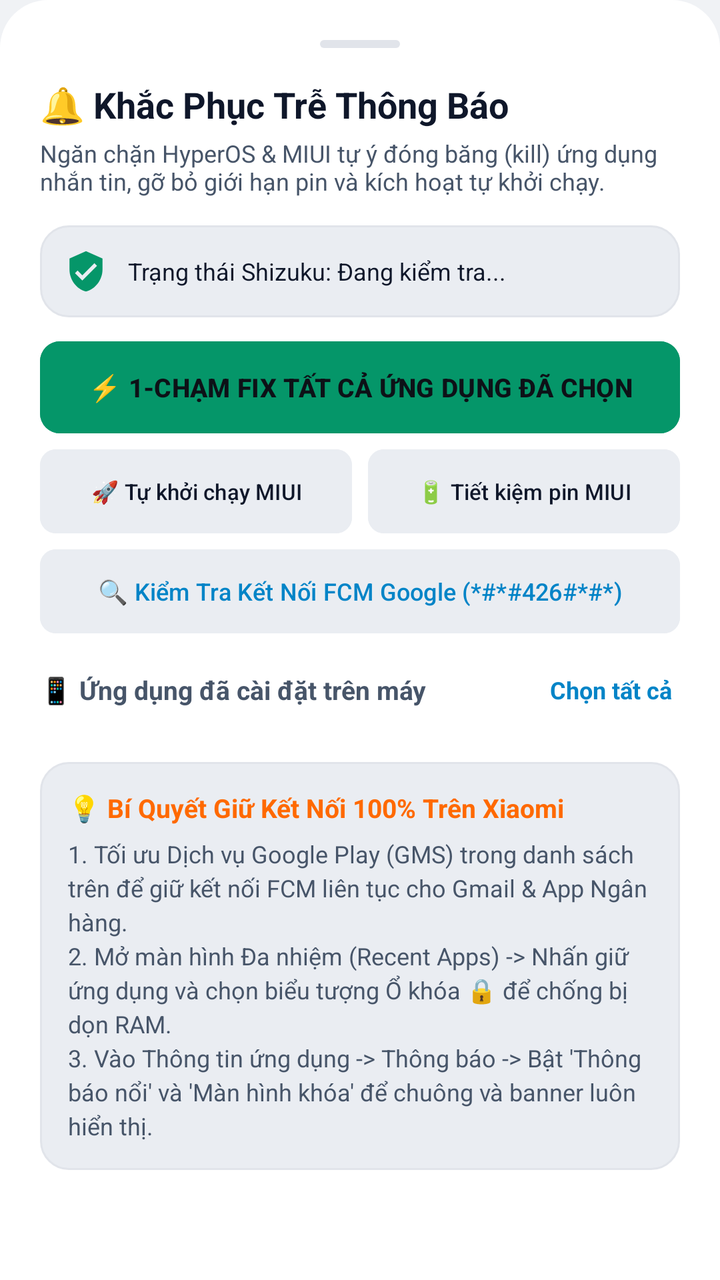
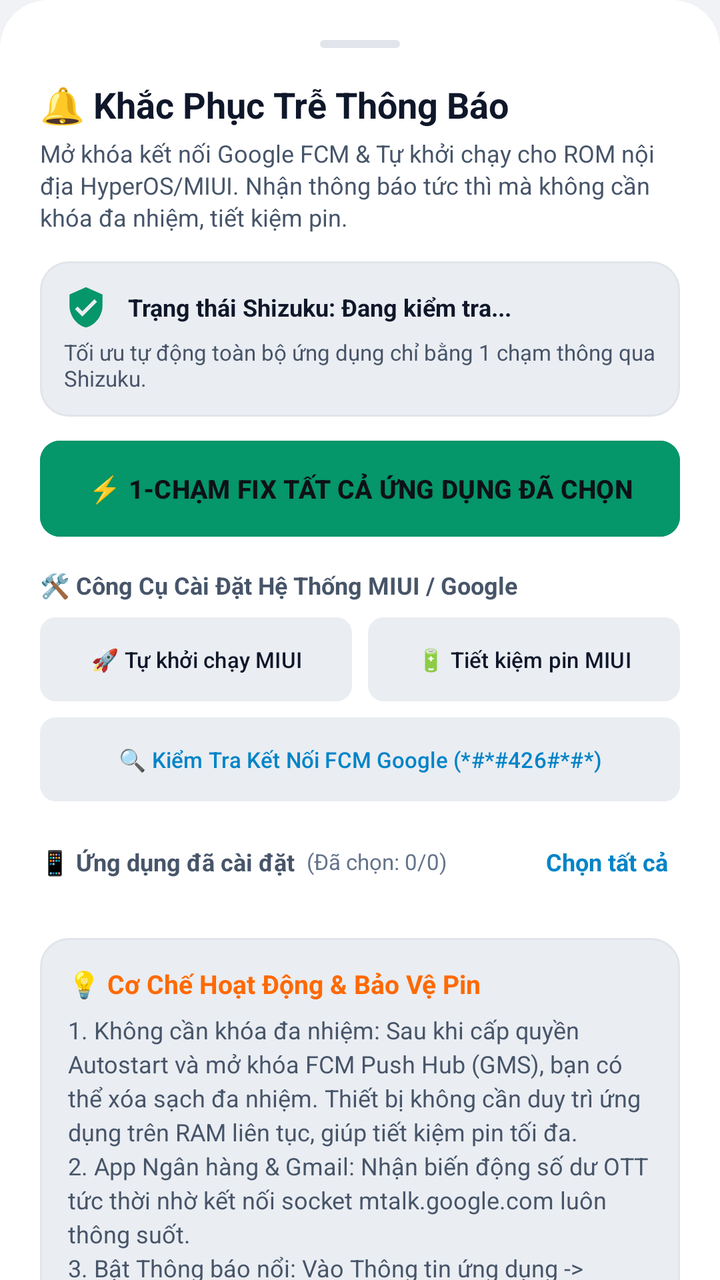

Compare the two renders of this Android layout. The source of the first and the diff that turns it into the second are given below.
<!-- AndroidManifest.xml: application theme Theme.ToolXiaomi -->
<!-- res/layout/bottom_sheet_notif_fix.xml -->
<?xml version="1.0" encoding="utf-8"?>
<androidx.core.widget.NestedScrollView xmlns:android="http://schemas.android.com/apk/res/android"
    xmlns:app="http://schemas.android.com/apk/res-auto"
    android:layout_width="match_parent"
    android:layout_height="wrap_content"
    android:background="@drawable/bg_bottom_sheet"
    android:fillViewport="true"
    android:overScrollMode="never">

    <LinearLayout
        android:layout_width="match_parent"
        android:layout_height="wrap_content"
        android:orientation="vertical"
        android:padding="20dp">

        
        <View
            android:layout_width="40dp"
            android:layout_height="4dp"
            android:layout_gravity="center_horizontal"
            android:layout_marginBottom="16dp"
            android:background="@drawable/bg_drag_handle" />

        <TextView
            android:layout_width="wrap_content"
            android:layout_height="wrap_content"
            android:text="🔔 Khắc Phục Trễ Thông Báo"
            android:textColor="@color/text_primary"
            android:textSize="18sp"
            android:textStyle="bold" />

        <TextView
            android:layout_width="wrap_content"
            android:layout_height="wrap_content"
            android:layout_marginTop="4dp"
            android:text="Ngăn chặn HyperOS &amp; MIUI tự ý đóng băng (kill) ứng dụng nhắn tin, gỡ bỏ giới hạn pin và kích hoạt tự khởi chạy."
            android:textColor="@color/text_secondary"
            android:textSize="12sp" />

        
        <LinearLayout
            android:layout_width="match_parent"
            android:layout_height="wrap_content"
            android:layout_marginTop="14dp"
            android:background="@drawable/bg_card_rounded"
            android:gravity="center_vertical"
            android:orientation="horizontal"
            android:padding="12dp">

            <ImageView
                android:layout_width="22dp"
                android:layout_height="22dp"
                android:src="@drawable/ic_shield_check"
                app:tint="@color/neon_green" />

            <TextView
                android:id="@+id/bs_tv_notif_shizuku_status"
                android:layout_width="0dp"
                android:layout_height="wrap_content"
                android:layout_marginStart="10dp"
                android:layout_weight="1"
                android:text="Trạng thái Shizuku: Đang kiểm tra..."
                android:textColor="@color/text_primary"
                android:textSize="12sp" />
        </LinearLayout>

        
        <com.google.android.material.button.MaterialButton
            android:id="@+id/bs_btn_batch_fix"
            android:layout_width="match_parent"
            android:layout_height="wrap_content"
            android:layout_marginTop="12dp"
            android:minHeight="46dp"
            android:backgroundTint="@color/neon_green"
            android:insetTop="0dp"
            android:insetBottom="0dp"
            android:insetLeft="0dp"
            android:insetRight="0dp"
            android:paddingLeft="10dp"
            android:paddingRight="10dp"
            android:text="⚡ 1-CHẠM FIX TẤT CẢ ỨNG DỤNG ĐÃ CHỌN"
            android:textColor="#0D1117"
            android:textSize="13sp"
            android:textStyle="bold"
            app:cornerRadius="10dp" />

        
        <LinearLayout
            android:layout_width="match_parent"
            android:layout_height="wrap_content"
            android:layout_marginTop="8dp"
            android:orientation="horizontal">

            <com.google.android.material.button.MaterialButton
                android:id="@+id/bs_btn_open_autostart"
                android:layout_width="0dp"
                android:layout_height="wrap_content"
                android:layout_marginEnd="4dp"
                android:layout_weight="1"
                android:minHeight="42dp"
                android:minWidth="0dp"
                android:backgroundTint="@color/card_highlight"
                android:insetTop="0dp"
                android:insetBottom="0dp"
                android:insetLeft="0dp"
                android:insetRight="0dp"
                android:paddingLeft="4dp"
                android:paddingRight="4dp"
                android:maxLines="1"
                android:ellipsize="end"
                android:text="🚀 Tự khởi chạy MIUI"
                android:textColor="@color/text_primary"
                android:textSize="11sp"
                app:cornerRadius="8dp" />

            <com.google.android.material.button.MaterialButton
                android:id="@+id/bs_btn_open_powerkeeper"
                android:layout_width="0dp"
                android:layout_height="wrap_content"
                android:layout_marginStart="4dp"
                android:layout_weight="1"
                android:minHeight="42dp"
                android:minWidth="0dp"
                android:backgroundTint="@color/card_highlight"
                android:insetTop="0dp"
                android:insetBottom="0dp"
                android:insetLeft="0dp"
                android:insetRight="0dp"
                android:paddingLeft="4dp"
                android:paddingRight="4dp"
                android:maxLines="1"
                android:ellipsize="end"
                android:text="🔋 Tiết kiệm pin MIUI"
                android:textColor="@color/text_primary"
                android:textSize="11sp"
                app:cornerRadius="8dp" />
        </LinearLayout>

        <com.google.android.material.button.MaterialButton
            android:id="@+id/bs_btn_open_fcm_diag"
            android:layout_width="match_parent"
            android:layout_height="wrap_content"
            android:layout_marginTop="8dp"
            android:minHeight="42dp"
            android:backgroundTint="@color/card_highlight"
            android:insetTop="0dp"
            android:insetBottom="0dp"
            android:insetLeft="0dp"
            android:insetRight="0dp"
            android:paddingLeft="8dp"
            android:paddingRight="8dp"
            android:text="🔍 Kiểm Tra Kết Nối FCM Google (*#*#426#*#*)"
            android:textColor="@color/neon_cyan"
            android:textSize="12sp"
            app:cornerRadius="8dp" />

        
        <LinearLayout
            android:layout_width="match_parent"
            android:layout_height="wrap_content"
            android:layout_marginTop="16dp"
            android:layout_marginBottom="8dp"
            android:gravity="center_vertical"
            android:orientation="horizontal">

            <TextView
                android:layout_width="0dp"
                android:layout_height="wrap_content"
                android:layout_weight="1"
                android:text="📱 Ứng dụng đã cài đặt trên máy"
                android:textColor="@color/text_secondary"
                android:textSize="13sp"
                android:textStyle="bold" />

            <TextView
                android:id="@+id/bs_tv_select_all"
                android:layout_width="wrap_content"
                android:layout_height="wrap_content"
                android:background="?attr/selectableItemBackground"
                android:clickable="true"
                android:focusable="true"
                android:padding="4dp"
                android:text="Chọn tất cả"
                android:textColor="@color/neon_cyan"
                android:textSize="12sp"
                android:textStyle="bold" />
        </LinearLayout>

        
        <LinearLayout
            android:id="@+id/bs_layout_notif_apps"
            android:layout_width="match_parent"
            android:layout_height="wrap_content"
            android:orientation="vertical" />

        <TextView
            android:id="@+id/bs_tv_notif_empty"
            android:layout_width="match_parent"
            android:layout_height="wrap_content"
            android:layout_marginTop="8dp"
            android:layout_marginBottom="8dp"
            android:gravity="center"
            android:text="Không tìm thấy ứng dụng nhắn tin nào trong danh mục hỗ trợ."
            android:textColor="@color/text_muted"
            android:textSize="12sp"
            android:visibility="gone" />

        
        <LinearLayout
            android:layout_width="match_parent"
            android:layout_height="wrap_content"
            android:layout_marginTop="16dp"
            android:background="@drawable/bg_card_rounded"
            android:orientation="vertical"
            android:padding="14dp">

            <LinearLayout
                android:layout_width="match_parent"
                android:layout_height="wrap_content"
                android:gravity="center_vertical"
                android:orientation="horizontal">

                <TextView
                    android:layout_width="wrap_content"
                    android:layout_height="wrap_content"
                    android:text="💡 Bí Quyết Giữ Kết Nối 100% Trên Xiaomi"
                    android:textColor="@color/mi_orange"
                    android:textSize="13sp"
                    android:textStyle="bold" />
            </LinearLayout>

            <TextView
                android:layout_width="match_parent"
                android:layout_height="wrap_content"
                android:layout_marginTop="6dp"
                android:lineSpacingExtra="3dp"
                android:text="1. Tối ưu Dịch vụ Google Play (GMS) trong danh sách trên để giữ kết nối FCM liên tục cho Gmail &amp; App Ngân hàng.\n2. Mở màn hình Đa nhiệm (Recent Apps) -> Nhấn giữ ứng dụng và chọn biểu tượng Ổ khóa 🔒 để chống bị dọn RAM.\n3. Vào Thông tin ứng dụng -> Thông báo -> Bật 'Thông báo nổi' và 'Màn hình khóa' để chuông và banner luôn hiển thị."
                android:textColor="@color/text_secondary"
                android:textSize="12sp" />
        </LinearLayout>

    </LinearLayout>

</androidx.core.widget.NestedScrollView>
<!-- resources referenced by this layout -->
<resources>
  <color name="card_highlight">#EAEDF2</color>
  <color name="mi_orange">#FF6900</color>
  <color name="neon_cyan">#0284C7</color>
  <color name="neon_green">#059669</color>
  <color name="text_muted">#64748B</color>
  <color name="text_primary">#0F172A</color>
  <color name="text_secondary">#475569</color>
  <!-- drawable bg_bottom_sheet (drawable) -->
  <?xml version="1.0" encoding="utf-8"?>
  <shape xmlns:android="http://schemas.android.com/apk/res/android"
      android:shape="rectangle">
      <solid android:color="@color/card_dark" />
      <corners
          android:topLeftRadius="24dp"
          android:topRightRadius="24dp" />
  </shape>
  <!-- drawable bg_card_rounded (drawable) -->
  <?xml version="1.0" encoding="utf-8"?>
  <shape xmlns:android="http://schemas.android.com/apk/res/android"
      android:shape="rectangle">
      <corners android:radius="14dp" />
      <solid android:color="@color/card_highlight" />
      <stroke
          android:width="1dp"
          android:color="@color/card_dark_stroke" />
  </shape>
  <!-- drawable bg_drag_handle (drawable) -->
  <?xml version="1.0" encoding="utf-8"?>
  <shape xmlns:android="http://schemas.android.com/apk/res/android"
      android:shape="rectangle">
      <solid android:color="@color/card_dark_stroke" />
      <corners android:radius="2dp" />
  </shape>
  <!-- drawable ic_shield_check (drawable) -->
  <vector xmlns:android="http://schemas.android.com/apk/res/android"
      android:width="24dp"
      android:height="24dp"
      android:viewportWidth="24"
      android:viewportHeight="24">
      <path
          android:fillColor="#FFFFFF"
          android:pathData="M12,1L3,5v6c0,5.55 3.84,10.74 9,12 5.16,-1.26 9,-6.45 9,-12V5l-9,-4zm-2,16l-4,-4 1.41,-1.41L10,14.17l6.59,-6.59L18,9l-8,8z" />
  </vector>
  <style name="Theme.ToolXiaomi" parent="Theme.Material3.DayNight.NoActionBar">
          <item name="colorPrimary">@color/mi_orange</item>
          <item name="colorPrimaryVariant">@color/mi_orange_dark</item>
          <item name="colorOnPrimary">#FFFFFF</item>
          <item name="colorSecondaryContainer">@color/card_highlight</item>
          <item name="colorOnSecondaryContainer">@color/mi_orange</item>
          <item name="android:statusBarColor">@color/bg_dark</item>
          <item name="android:navigationBarColor">@color/card_dark</item>
          <item name="android:windowBackground">@color/bg_dark</item>
          <item name="android:windowLightStatusBar" tools:targetApi="m">true</item>
          <item name="android:windowLightNavigationBar" tools:targetApi="o_mr1">true</item>
      </style>
  <color name="card_dark">#FFFFFF</color>
  <color name="card_dark_stroke">#E1E4EA</color>
  <color name="mi_orange_dark">#E55D00</color>
  <color name="bg_dark">#F0F2F5</color>
</resources>

<!-- the commit's change to res/layout/bottom_sheet_notif_fix.xml (unified diff, before → after) -->
@@ -21,6 +21,7 @@
             android:layout_marginBottom="16dp"
             android:background="@drawable/bg_drag_handle" />
 
+        
         <TextView
             android:layout_width="wrap_content"
             android:layout_height="wrap_content"
@@ -33,56 +34,102 @@
             android:layout_width="wrap_content"
             android:layout_height="wrap_content"
             android:layout_marginTop="4dp"
-            android:text="Ngăn chặn HyperOS &amp; MIUI tự ý đóng băng (kill) ứng dụng nhắn tin, gỡ bỏ giới hạn pin và kích hoạt tự khởi chạy."
+            android:lineSpacingExtra="2dp"
+            android:text="Mở khóa kết nối Google FCM &amp; Tự khởi chạy cho ROM nội địa HyperOS/MIUI. Nhận thông báo tức thì mà không cần khóa đa nhiệm, tiết kiệm pin."
             android:textColor="@color/text_secondary"
             android:textSize="12sp" />
 
         
         <LinearLayout
+            android:id="@+id/bs_layout_shizuku_banner"
             android:layout_width="match_parent"
             android:layout_height="wrap_content"
             android:layout_marginTop="14dp"
             android:background="@drawable/bg_card_rounded"
-            android:gravity="center_vertical"
-            android:orientation="horizontal"
+            android:orientation="vertical"
             android:padding="12dp">
 
-            <ImageView
-                android:layout_width="22dp"
-                android:layout_height="22dp"
-                android:src="@drawable/ic_shield_check"
-                app:tint="@color/neon_green" />
-
-            <TextView
-                android:id="@+id/bs_tv_notif_shizuku_status"
-                android:layout_width="0dp"
-                android:layout_height="wrap_content"
-                android:layout_marginStart="10dp"
-                android:layout_weight="1"
-                android:text="Trạng thái Shizuku: Đang kiểm tra..."
-                android:textColor="@color/text_primary"
-                android:textSize="12sp" />
+            <LinearLayout
+                android:layout_width="match_parent"
+                android:layout_height="wrap_content"
+                android:gravity="center_vertical"
+                android:orientation="horizontal">
+
+                <ImageView
+                    android:id="@+id/bs_iv_notif_shizuku_icon"
+                    android:layout_width="22dp"
+                    android:layout_height="22dp"
+                    android:src="@drawable/ic_shield_check"
+                    app:tint="@color/neon_green" />
+
+                <TextView
+                    android:id="@+id/bs_tv_notif_shizuku_status"
+                    android:layout_width="0dp"
+                    android:layout_height="wrap_content"
+                    android:layout_marginStart="10dp"
+                    android:layout_weight="1"
+                    android:text="Trạng thái Shizuku: Đang kiểm tra..."
+                    android:textColor="@color/text_primary"
+                    android:textSize="12sp"
+                    android:textStyle="bold" />
+
+                <com.google.android.material.button.MaterialButton
+                    android:id="@+id/bs_btn_grant_shizuku"
+                    style="@style/Widget.MaterialComponents.Button.TextButton"
+                    android:layout_width="wrap_content"
+                    android:layout_height="32dp"
+                    android:layout_marginStart="6dp"
+                    android:insetTop="0dp"
+                    android:insetBottom="0dp"
+                    android:minWidth="0dp"
+                    android:minHeight="0dp"
+                    android:paddingLeft="8dp"
+                    android:paddingRight="8dp"
+                    android:text="Cấp quyền"
+                    android:textColor="@color/mi_orange"
+                    android:textSize="11sp"
+                    android:textStyle="bold"
+                    android:visibility="gone" />
+            </LinearLayout>
+
+            <TextView
+                android:id="@+id/bs_tv_notif_shizuku_desc"
+                android:layout_width="match_parent"
+                android:layout_height="wrap_content"
+                android:layout_marginTop="4dp"
+                android:text="Tối ưu tự động toàn bộ ứng dụng chỉ bằng 1 chạm thông qua Shizuku."
+                android:textColor="@color/text_secondary"
+                android:textSize="11sp" />
         </LinearLayout>
 
         
         <com.google.android.material.button.MaterialButton
             android:id="@+id/bs_btn_batch_fix"
             android:layout_width="match_parent"
-            android:layout_height="wrap_content"
+            android:layout_height="48dp"
             android:layout_marginTop="12dp"
-            android:minHeight="46dp"
             android:backgroundTint="@color/neon_green"
             android:insetTop="0dp"
             android:insetBottom="0dp"
             android:insetLeft="0dp"
             android:insetRight="0dp"
-            android:paddingLeft="10dp"
-            android:paddingRight="10dp"
+            android:paddingLeft="12dp"
+            android:paddingRight="12dp"
             android:text="⚡ 1-CHẠM FIX TẤT CẢ ỨNG DỤNG ĐÃ CHỌN"
             android:textColor="#0D1117"
             android:textSize="13sp"
             android:textStyle="bold"
             app:cornerRadius="10dp" />
+
+        
+        <TextView
+            android:layout_width="wrap_content"
+            android:layout_height="wrap_content"
+            android:layout_marginTop="16dp"
+            android:text="🛠️ Công Cụ Cài Đặt Hệ Thống MIUI / Google"
+            android:textColor="@color/text_secondary"
+            android:textSize="12sp"
+            android:textStyle="bold" />
 
         
         <LinearLayout
@@ -104,8 +151,8 @@
                 android:insetBottom="0dp"
                 android:insetLeft="0dp"
                 android:insetRight="0dp"
-                android:paddingLeft="4dp"
-                android:paddingRight="4dp"
+                android:paddingLeft="6dp"
+                android:paddingRight="6dp"
                 android:maxLines="1"
                 android:ellipsize="end"
                 android:text="🚀 Tự khởi chạy MIUI"
@@ -126,8 +173,8 @@
                 android:insetBottom="0dp"
                 android:insetLeft="0dp"
                 android:insetRight="0dp"
-                android:paddingLeft="4dp"
-                android:paddingRight="4dp"
+                android:paddingLeft="6dp"
+                android:paddingRight="6dp"
                 android:maxLines="1"
                 android:ellipsize="end"
                 android:text="🔋 Tiết kiệm pin MIUI"
@@ -151,7 +198,7 @@
             android:paddingRight="8dp"
             android:text="🔍 Kiểm Tra Kết Nối FCM Google (*#*#426#*#*)"
             android:textColor="@color/neon_cyan"
-            android:textSize="12sp"
+            android:textSize="11sp"
             app:cornerRadius="8dp" />
 
         
@@ -164,13 +211,22 @@
             android:orientation="horizontal">
 
             <TextView
+                android:layout_width="wrap_content"
+                android:layout_height="wrap_content"
+                android:text="📱 Ứng dụng đã cài đặt"
+                android:textColor="@color/text_secondary"
+                android:textSize="12sp"
+                android:textStyle="bold" />
+
+            <TextView
+                android:id="@+id/bs_tv_notif_selected_count"
                 android:layout_width="0dp"
                 android:layout_height="wrap_content"
+                android:layout_marginStart="6dp"
                 android:layout_weight="1"
-                android:text="📱 Ứng dụng đã cài đặt trên máy"
-                android:textColor="@color/text_secondary"
-                android:textSize="13sp"
-                android:textStyle="bold" />
+                android:text="(Đã chọn: 0/0)"
+                android:textColor="@color/text_muted"
+                android:textSize="11sp" />
 
             <TextView
                 android:id="@+id/bs_tv_select_all"
@@ -179,7 +235,7 @@
                 android:background="?attr/selectableItemBackground"
                 android:clickable="true"
                 android:focusable="true"
-                android:padding="4dp"
+                android:padding="6dp"
                 android:text="Chọn tất cả"
                 android:textColor="@color/neon_cyan"
                 android:textSize="12sp"
@@ -197,10 +253,10 @@
             android:id="@+id/bs_tv_notif_empty"
             android:layout_width="match_parent"
             android:layout_height="wrap_content"
-            android:layout_marginTop="8dp"
-            android:layout_marginBottom="8dp"
+            android:layout_marginTop="12dp"
+            android:layout_marginBottom="12dp"
             android:gravity="center"
-            android:text="Không tìm thấy ứng dụng nhắn tin nào trong danh mục hỗ trợ."
+            android:text="Không tìm thấy ứng dụng nhắn tin hay ngân hàng nào trong danh mục hỗ trợ."
             android:textColor="@color/text_muted"
             android:textSize="12sp"
             android:visibility="gone" />
@@ -214,27 +270,20 @@
             android:orientation="vertical"
             android:padding="14dp">
 
-            <LinearLayout
-                android:layout_width="match_parent"
-                android:layout_height="wrap_content"
-                android:gravity="center_vertical"
-                android:orientation="horizontal">
-
-                <TextView
-                    android:layout_width="wrap_content"
-                    android:layout_height="wrap_content"
-                    android:text="💡 Bí Quyết Giữ Kết Nối 100% Trên Xiaomi"
-                    android:textColor="@color/mi_orange"
-                    android:textSize="13sp"
-                    android:textStyle="bold" />
-            </LinearLayout>
+            <TextView
+                android:layout_width="wrap_content"
+                android:layout_height="wrap_content"
+                android:text="💡 Cơ Chế Hoạt Động &amp; Bảo Vệ Pin"
+                android:textColor="@color/mi_orange"
+                android:textSize="13sp"
+                android:textStyle="bold" />
 
             <TextView
                 android:layout_width="match_parent"
                 android:layout_height="wrap_content"
                 android:layout_marginTop="6dp"
                 android:lineSpacingExtra="3dp"
-                android:text="1. Tối ưu Dịch vụ Google Play (GMS) trong danh sách trên để giữ kết nối FCM liên tục cho Gmail &amp; App Ngân hàng.\n2. Mở màn hình Đa nhiệm (Recent Apps) -> Nhấn giữ ứng dụng và chọn biểu tượng Ổ khóa 🔒 để chống bị dọn RAM.\n3. Vào Thông tin ứng dụng -> Thông báo -> Bật 'Thông báo nổi' và 'Màn hình khóa' để chuông và banner luôn hiển thị."
+                android:text="1. Không cần khóa đa nhiệm: Sau khi cấp quyền Autostart và mở khóa FCM Push Hub (GMS), bạn có thể xóa sạch đa nhiệm. Thiết bị không cần duy trì ứng dụng trên RAM liên tục, giúp tiết kiệm pin tối đa.\n2. App Ngân hàng &amp; Gmail: Nhận biến động số dư OTT tức thời nhờ kết nối socket mtalk.google.com luôn thông suốt.\n3. Bật Thông báo nổi: Vào Thông tin ứng dụng -> Thông báo -> Bật 'Thông báo nổi' và 'Màn hình khóa' để tin nhắn bật sáng màn hình."
                 android:textColor="@color/text_secondary"
                 android:textSize="12sp" />
         </LinearLayout>
